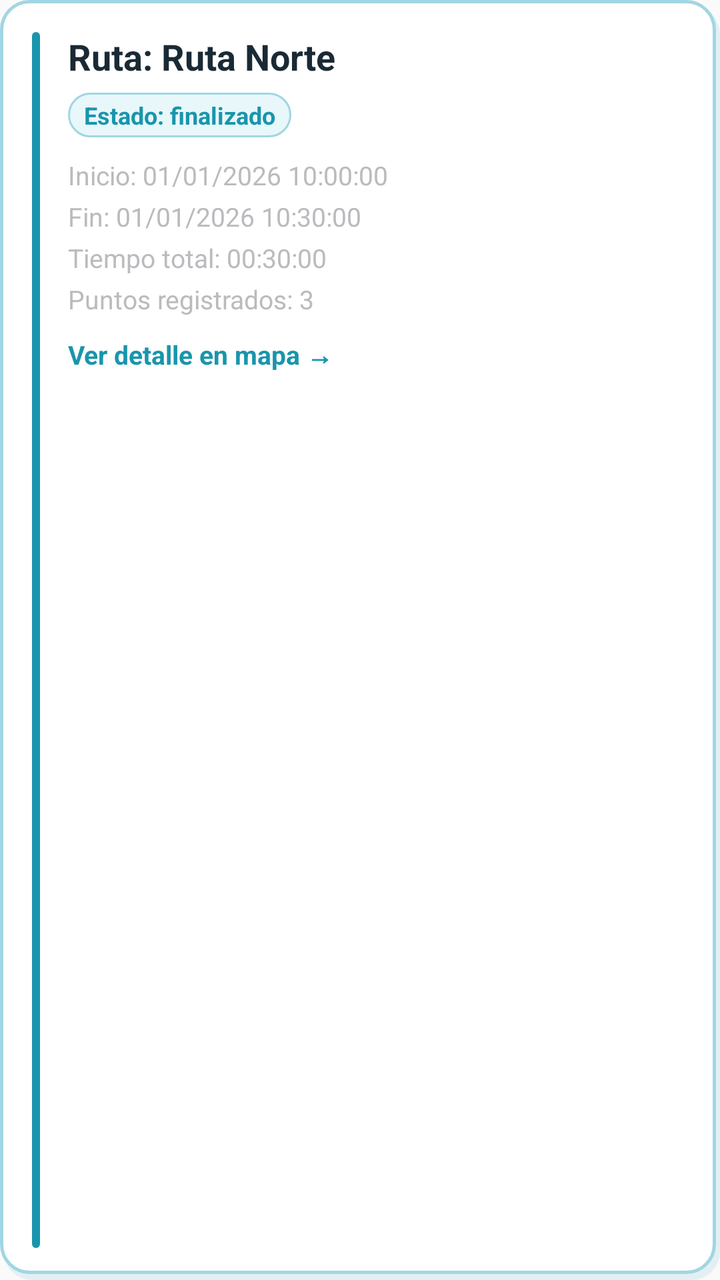
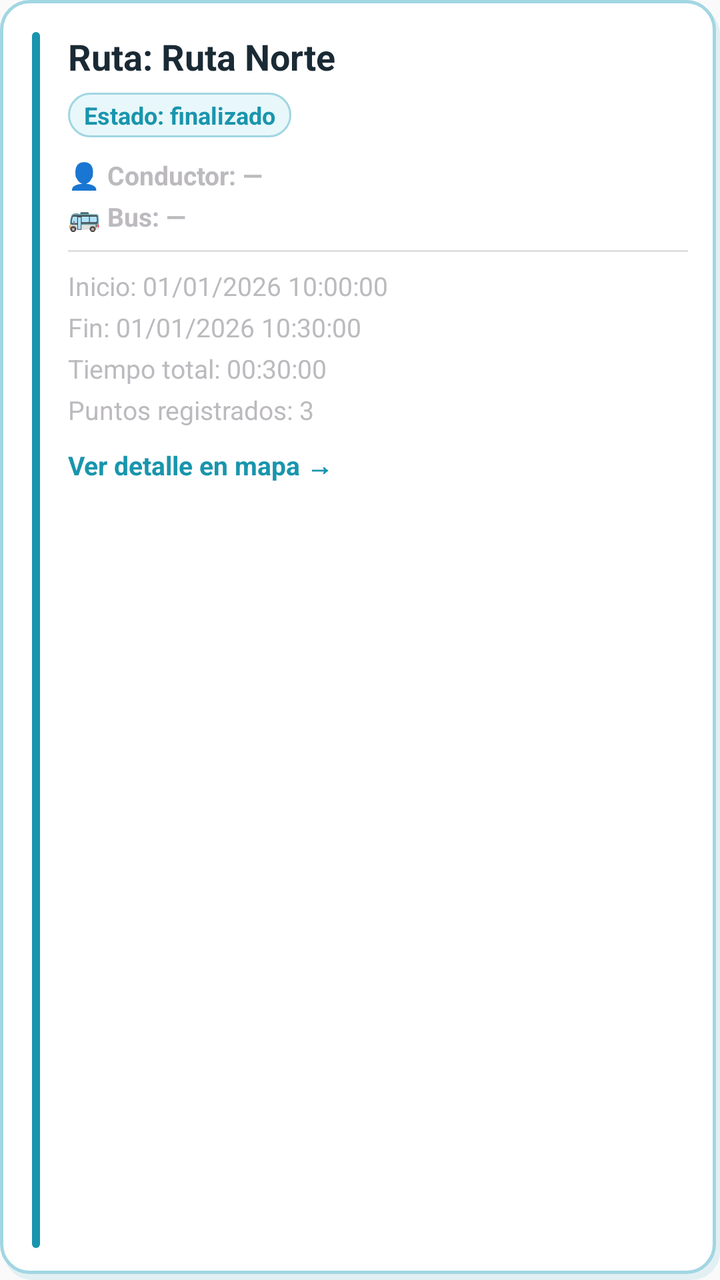

Before-and-after screenshots of an Android layout around one commit, followed by the original layout XML and the change that was made.
<!-- AndroidManifest.xml: application theme Theme.Copia1APP -->
<!-- res/layout/item_historial_recorrido.xml -->
<?xml version="1.0" encoding="utf-8"?>
<LinearLayout
    xmlns:android="http://schemas.android.com/apk/res/android"
    android:layout_width="match_parent"
    android:layout_height="wrap_content"
    android:orientation="horizontal"
    android:background="@drawable/card_background"
    android:padding="16dp"
    android:layout_marginBottom="12dp"
    android:layout_marginStart="4dp"
    android:layout_marginEnd="4dp">

    <View
        android:layout_width="4dp"
        android:layout_height="match_parent"
        android:background="@drawable/ic_card_accent"
        android:layout_marginEnd="14dp" />

    <LinearLayout
        android:layout_width="0dp"
        android:layout_height="wrap_content"
        android:layout_weight="1"
        android:orientation="vertical">

        <TextView
            android:id="@+id/tvRutaHistorialItem"
            android:layout_width="match_parent"
            android:layout_height="wrap_content"
            android:text="Ruta: Ruta Norte"
            style="@style/HomeRutas.CardTitulo"
            android:layout_marginBottom="6dp" />

        <LinearLayout
            android:layout_width="wrap_content"
            android:layout_height="wrap_content"
            android:background="@drawable/badge_radio_background"
            android:paddingStart="8dp"
            android:paddingEnd="8dp"
            android:paddingTop="3dp"
            android:paddingBottom="3dp"
            android:layout_marginBottom="10dp">

            <TextView
                android:id="@+id/tvEstadoHistorialItem"
                android:layout_width="wrap_content"
                android:layout_height="wrap_content"
                android:text="Estado: finalizado"
                android:textSize="12sp"
                android:textStyle="bold"
                android:textColor="@color/colorPrimary" />
        </LinearLayout>

        <TextView
            android:id="@+id/tvInicioHistorialItem"
            android:layout_width="match_parent"
            android:layout_height="wrap_content"
            android:text="Inicio: 01/01/2026 10:00:00"
            style="@style/HomeRutas.CardDescripcion"
            android:layout_marginBottom="3dp" />

        <TextView
            android:id="@+id/tvFinHistorialItem"
            android:layout_width="match_parent"
            android:layout_height="wrap_content"
            android:text="Fin: 01/01/2026 10:30:00"
            style="@style/HomeRutas.CardDescripcion"
            android:layout_marginBottom="3dp" />

        <TextView
            android:id="@+id/tvTiempoTotalHistorialItem"
            android:layout_width="match_parent"
            android:layout_height="wrap_content"
            android:text="Tiempo total: 00:30:00"
            style="@style/HomeRutas.CardDescripcion"
            android:layout_marginBottom="3dp" />

        <TextView
            android:id="@+id/tvCantidadPuntosHistorialItem"
            android:layout_width="match_parent"
            android:layout_height="wrap_content"
            android:text="Puntos registrados: 3"
            style="@style/HomeRutas.CardDescripcion" />

        <TextView
            android:id="@+id/tvVerDetalle"
            android:layout_width="wrap_content"
            android:layout_height="wrap_content"
            android:text="Ver detalle en mapa →"
            android:textColor="#1995AD"
            android:textStyle="bold"
            android:textSize="13sp"
            android:layout_marginTop="10dp" />

    </LinearLayout>

</LinearLayout>
<!-- resources referenced by this layout -->
<resources>
  <color name="colorPrimary">#1995AD</color>
  <!-- drawable badge_radio_background (drawable) -->
  <?xml version="1.0" encoding="utf-8"?>
  <shape xmlns:android="http://schemas.android.com/apk/res/android"
      android:shape="rectangle">
      <solid android:color="#E8F7FA" />
      <stroke
          android:width="1dp"
          android:color="#A1D6E2" />
      <corners android:radius="20dp" />
  </shape>
  <!-- drawable card_background (drawable) -->
  <?xml version="1.0" encoding="utf-8"?>
  <layer-list xmlns:android="http://schemas.android.com/apk/res/android">
  
      
      <item
          android:left="2dp"
          android:top="3dp">
          <shape android:shape="rectangle">
              <solid android:color="#1A1995AD" />
              <corners android:radius="14dp" />
          </shape>
      </item>
  
      
      <item
          android:bottom="3dp"
          android:right="2dp">
          <shape android:shape="rectangle">
              <solid android:color="#FFFFFF" />
              <stroke
                  android:width="1.5dp"
                  android:color="#A1D6E2" />
              <corners android:radius="14dp" />
          </shape>
      </item>
  
  </layer-list>
  <!-- drawable ic_card_accent (drawable) -->
  <?xml version="1.0" encoding="utf-8"?>
  <shape xmlns:android="http://schemas.android.com/apk/res/android"
      android:shape="rectangle">
      <solid android:color="#1995AD" />
      <corners android:radius="4dp" />
      <size
          android:width="4dp"
          android:height="48dp" />
  </shape>
  <style name="HomeRutas.CardDescripcion">
          <item name="android:textSize">13sp</item>
          <item name="android:textColor">@color/colorGris</item>
          <item name="android:lineSpacingMultiplier">1.4</item>
      </style>
  <style name="HomeRutas.CardTitulo">
          <item name="android:textSize">18sp</item>
          <item name="android:textStyle">bold</item>
          <item name="android:textColor">@color/colorTextoTitulo</item>
      </style>
  <style name="Theme.Copia1APP" parent="Base.Theme.Copia1APP" />
  <color name="colorGris">#BCBABE</color>
  <color name="colorTextoTitulo">#1A2A35</color>
  <style name="Base.Theme.Copia1APP" parent="Theme.AppCompat.Light">
          
          
      </style>
</resources>

<!-- the commit's change to res/layout/item_historial_recorrido.xml (unified diff, before → after) -->
@@ -22,6 +22,7 @@
         android:layout_weight="1"
         android:orientation="vertical">
 
+        
         <TextView
             android:id="@+id/tvRutaHistorialItem"
             android:layout_width="match_parent"
@@ -30,6 +31,7 @@
             style="@style/HomeRutas.CardTitulo"
             android:layout_marginBottom="6dp" />
 
+        
         <LinearLayout
             android:layout_width="wrap_content"
             android:layout_height="wrap_content"
@@ -50,6 +52,34 @@
                 android:textColor="@color/colorPrimary" />
         </LinearLayout>
 
+        
+        <TextView
+            android:id="@+id/tvConductorHistorialItem"
+            android:layout_width="match_parent"
+            android:layout_height="wrap_content"
+            android:text="👤 Conductor: —"
+            style="@style/HomeRutas.CardDescripcion"
+            android:textStyle="bold"
+            android:layout_marginBottom="3dp" />
+
+        
+        <TextView
+            android:id="@+id/tvBusHistorialItem"
+            android:layout_width="match_parent"
+            android:layout_height="wrap_content"
+            android:text="🚌 Bus: —"
+            style="@style/HomeRutas.CardDescripcion"
+            android:textStyle="bold"
+            android:layout_marginBottom="8dp" />
+
+        
+        <View
+            android:layout_width="match_parent"
+            android:layout_height="1dp"
+            android:background="#E0E0E0"
+            android:layout_marginBottom="8dp" />
+
+        
         <TextView
             android:id="@+id/tvInicioHistorialItem"
             android:layout_width="match_parent"
@@ -81,6 +111,7 @@
             android:text="Puntos registrados: 3"
             style="@style/HomeRutas.CardDescripcion" />
 
+        
         <TextView
             android:id="@+id/tvVerDetalle"
             android:layout_width="wrap_content"
